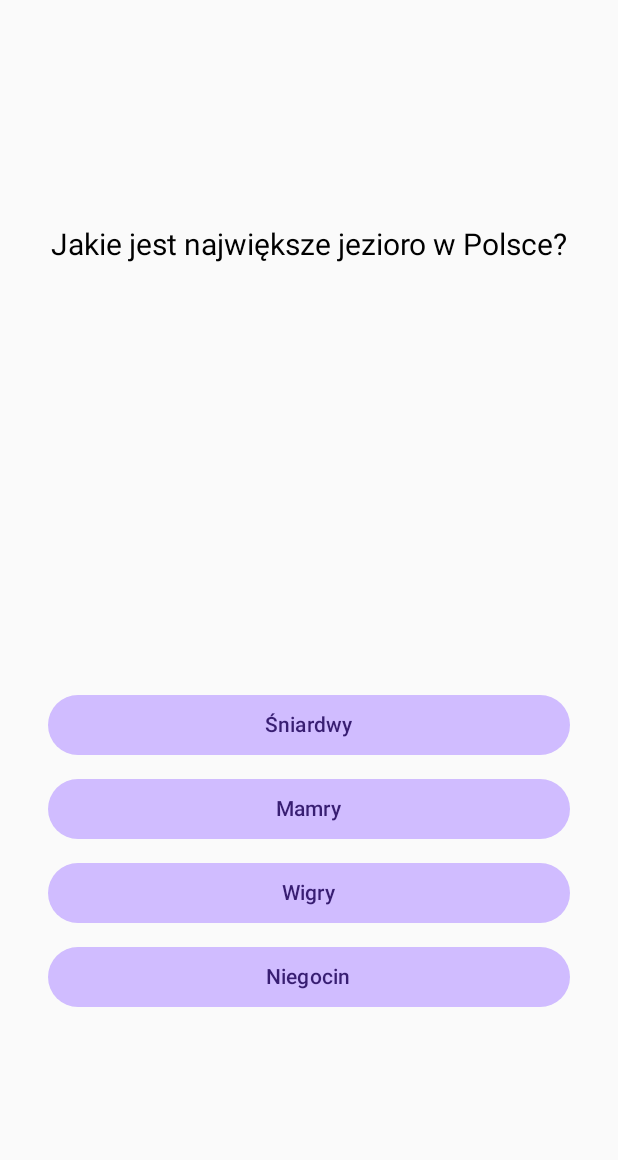
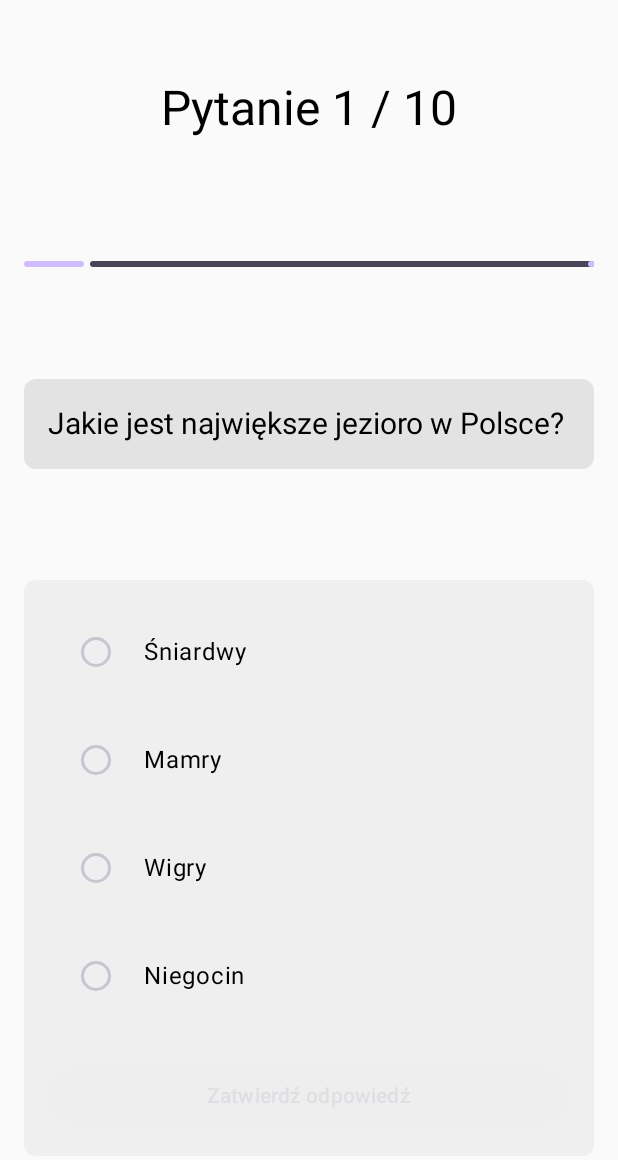
Before and after one commit to nowakowski-m/PUM2024-2025, an Android app built with Jetpack Compose: the screen it shows after launch (MainActivity), on a phone screen of 412 x 824 dp. Shown: the top 1160 px of the screen. Run offline under Robolectric (Android 15) with nearby library versions, the phone set to English and light mode, and no system bars.

Commit message:
Lista 4 - Final

```diff
--- a/Lista4/src/main/java/com/example/lista4/MainActivity.kt
+++ b/Lista4/src/main/java/com/example/lista4/MainActivity.kt
@@ -4,11 +4,13 @@ import android.os.Bundle
 import androidx.activity.ComponentActivity
 import androidx.activity.compose.setContent
 import androidx.compose.foundation.layout.*
+import androidx.compose.foundation.background
+import androidx.compose.foundation.shape.RoundedCornerShape
 import androidx.compose.material3.*
 import androidx.compose.runtime.*
-import androidx.compose.runtime.Composable
 import androidx.compose.ui.Alignment
 import androidx.compose.ui.Modifier
+import androidx.compose.ui.graphics.Color
 import androidx.compose.ui.unit.dp
 import androidx.compose.ui.unit.sp
 import com.example.lista4.ui.theme.Lista4Theme
@@ -26,51 +28,61 @@ class MainActivity : ComponentActivity() {
 
 val questions = listOf(
     Question(
+        index = 1,
         text = "Jakie jest największe jezioro w Polsce?",
         answers = listOf("Śniardwy", "Mamry", "Wigry", "Niegocin"),
         correctAnswerIndex = 0
     ),
     Question(
+        index = 2,
         text = "Które państwo ma największą powierzchnię na świecie?",
         answers = listOf("Chiny", "Kanada", "Rosja", "USA"),
         correctAnswerIndex = 2
     ),
     Question(
+        index = 3,
         text = "Jakie jest najwyższe pasmo górskie w Polsce?",
         answers = listOf("Bieszczady", "Tatry", "Sudety", "Gorce"),
         correctAnswerIndex = 1
     ),
     Question(
+        index = 4,
         text = "Jakie miasto jest nazywane Wiecznym Miastem?",
         answers = listOf("Ateny", "Rzym", "Jerozolima", "Paryż"),
         correctAnswerIndex = 1
     ),
     Question(
+        index = 5,
         text = "Który pierwiastek chemiczny ma symbol 'O'?",
         answers = listOf("Wodór", "Tlen", "Azot", "Hel"),
         correctAnswerIndex = 1
     ),
     Question(
+        index = 6,
         text = "Jaką planetę nazywamy Czerwoną Planetą?",
         answers = listOf("Mars", "Wenus", "Jowisz", "Saturn"),
         correctAnswerIndex = 0
     ),
     Question(
+        index = 7,
         text = "Który kontynent jest najmniejszy pod względem powierzchni?",
         answers = listOf("Europa", "Australia", "Antarktyda", "Ameryka Południowa"),
         correctAnswerIndex = 1
     ),
     Question(
+        index = 8,
         text = "Która rzeka jest najdłuższa na świecie?",
         answers = listOf("Nil", "Amazonka", "Jangcy", "Missisipi"),
         correctAnswerIndex = 1
     ),
     Question(
+        index = 9,
         text = "W którym roku Polska wstąpiła do Unii Europejskiej?",
         answers = listOf("2002", "2004", "2006", "2008"),
         correctAnswerIndex = 1
     ),
     Question(
+        index = 10,
         text = "Który język programowania jest uważany za podstawę do tworzenia aplikacji na Androida?",
         answers = listOf("Python", "Swift", "Kotlin", "JavaScript"),
         correctAnswerIndex = 2
@@ -116,6 +128,8 @@ fun QuestionScreen(
     question: Question,
     onAnswerSelected: (Boolean) -> Unit
 ) {
+    var selectedAnswerIndex by remember { mutableStateOf(-1) }
+
     Column(
         modifier = Modifier
             .fillMaxSize()
@@ -124,23 +138,66 @@ fun QuestionScreen(
         horizontalAlignment = Alignment.CenterHorizontally
     ) {
         Text(
+            text = "Pytanie ${question.index} / 10",
+            fontSize = 32.sp,
+            modifier = Modifier.padding(bottom = 8.dp),
+            style = MaterialTheme.typography.titleLarge
+        )
+
+        LinearProgressIndicator(
+            progress = question.index / 10f,
+            modifier = Modifier.fillMaxWidth()
+        )
+
+        Box(
+            modifier = Modifier
+                .fillMaxWidth()
+                .background(Color.Gray.copy(alpha = 0.2f), RoundedCornerShape(8.dp))
+                .padding(16.dp)
+        ) {
+            Text(
                 text = question.text,
                 fontSize = 20.sp,
-            modifier = Modifier.padding(bottom = 16.dp),
                 style = MaterialTheme.typography.titleLarge
             )
+        }
+
+        Box(
+            modifier = Modifier
+                .fillMaxWidth()
+                .background(Color.Gray.copy(alpha = 0.1f), RoundedCornerShape(8.dp))
+                .padding(16.dp)
+        ) {
             Column(
                 verticalArrangement = Arrangement.spacedBy(8.dp),
-            horizontalAlignment = Alignment.CenterHorizontally
+                horizontalAlignment = Alignment.Start
             ) {
                 question.answers.forEachIndexed { index, answer ->
-                Button(
-                    onClick = { onAnswerSelected(index == question.correctAnswerIndex) },
+                    Row(
+                        verticalAlignment = Alignment.CenterVertically,
                         modifier = Modifier
                             .fillMaxWidth()
-                        .padding(horizontal = 16.dp)
+                            .padding(8.dp)
                     ) {
-                    Text(answer)
+                        RadioButton(
+                            selected = selectedAnswerIndex == index,
+                            onClick = { selectedAnswerIndex = index }
+                        )
+                        Spacer(modifier = Modifier.width(8.dp))
+                        Text(text = answer)
+                    }
+                }
+                Button(
+                    onClick = {
+                        if (selectedAnswerIndex != -1) {
+                            onAnswerSelected(selectedAnswerIndex == question.correctAnswerIndex)
+                            selectedAnswerIndex = -1 // Resetowanie zaznaczenia
+                        }
+                    },
+                    enabled = selectedAnswerIndex != -1,
+                    modifier = Modifier.fillMaxWidth().padding(top = 16.dp)
+                ) {
+                    Text("Zatwierdź odpowiedź")
                 }
             }
         }
--- a/Lista4/src/main/java/com/example/lista4/Question.kt
+++ b/Lista4/src/main/java/com/example/lista4/Question.kt
@@ -1,6 +1,7 @@
 package com.example.lista4
 
 data class Question(
+    val index: Int,
     val text: String,
     val answers: List<String>,
     val correctAnswerIndex: Int
```
Lines whose indentation alone changed are shown as unchanged.
